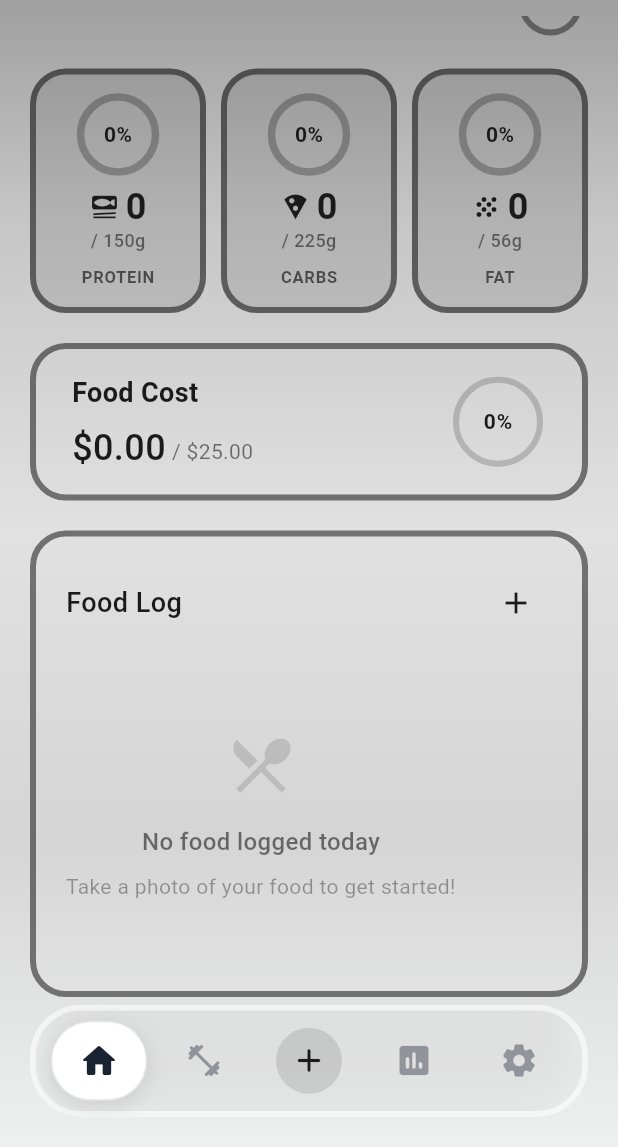
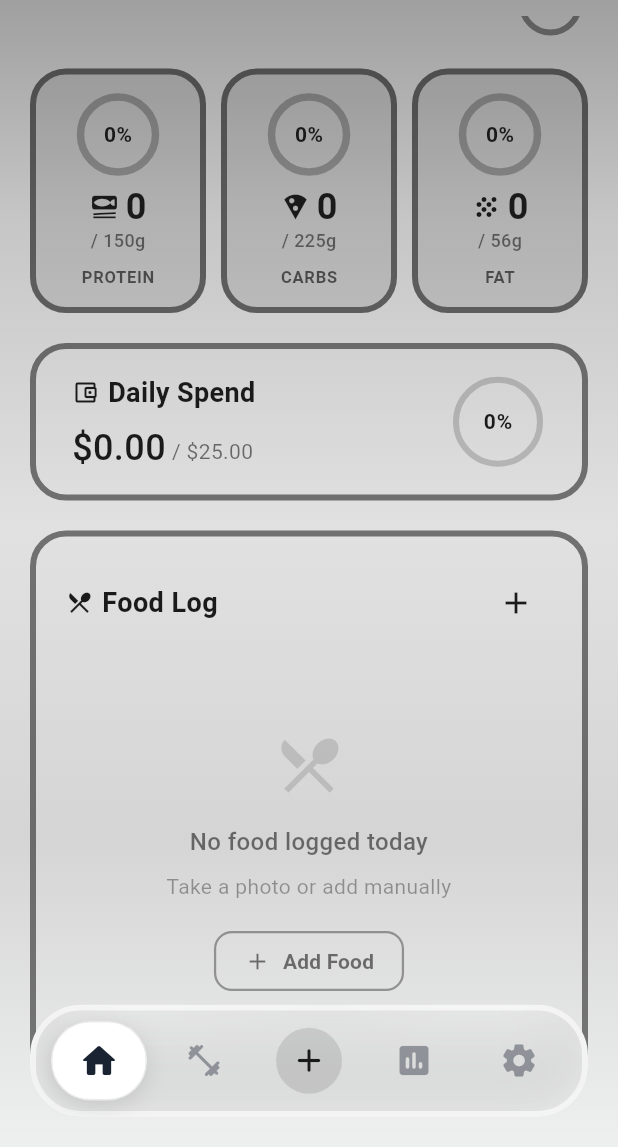
Before and after one commit to siho1117/food_cal, a Flutter app: the screen it shows after launch, scrolled down 425 dp, on a phone screen of 412 x 824 dp, the part 89-1236 px from its top. Run offline on Flutter 3.47's test engine with Material 3 defaults, Android fonts, the phone set to English and light mode, and no system bars; our stand-ins replace fl_chart, flutter_dotenv, flutter_image_compress, flutter_slidable, image_gallery_saver, image_picker and 4 more; accounts and stored records are empty.

Commit message:
Your commit message here

```diff
--- a/lib/l10n/app_en.arb
+++ b/lib/l10n/app_en.arb
@@ -11,6 +11,10 @@
   "protein": "Protein",
   "carbs": "Carbs",
   "fat": "Fat",
+
+  "@@ COMMENT": "CostSummaryWidget - Currently Active",
+  "dailySpend": "Daily Spend",
+  "budget": "Budget",
 
   "@@ COMMENT": "WeekNavigationWidget - NEW",
   "today": "Today",
--- a/lib/widgets/home/cost_summary_widget.dart
+++ b/lib/widgets/home/cost_summary_widget.dart
@@ -6,6 +6,7 @@ import 'dart:math' as math;
 import '../../config/design_system/widget_theme.dart';
 import '../../config/design_system/typography.dart';
 import '../../config/design_system/dialog_theme.dart';
+import '../../config/design_system/accent_colors.dart';
 import '../../config/constants/app_constants.dart';
 import '../../providers/home_provider.dart';
 import '../../providers/theme_provider.dart';
@@ -78,8 +79,17 @@ class _CostSummaryWidgetState extends State<CostSummaryWidget>
           themeProvider.selectedGradient,
         );
 
-        return GestureDetector(
-          onTap: () => _showBudgetEditDialog(context, homeProvider, dailyBudget),
+        // Calculate if over budget for visual feedback
+        final isOverBudget = dailyBudget > 0 && totalCost > dailyBudget;
+
+        return Semantics(
+          label: 'Food cost ${totalCost.toStringAsFixed(2)} of ${dailyBudget.toStringAsFixed(2)} budget. ${isOverBudget ? 'Over budget.' : ''} Tap to edit.',
+          button: true,
+          child: GestureDetector(
+            onTap: () {
+              HapticFeedback.lightImpact();
+              _showBudgetEditDialog(context, homeProvider, dailyBudget);
+            },
             child: Container(
               decoration: BoxDecoration(
                 color: Colors.transparent,
@@ -99,15 +109,26 @@ class _CostSummaryWidgetState extends State<CostSummaryWidget>
                         crossAxisAlignment: CrossAxisAlignment.start,
                         mainAxisSize: MainAxisSize.min,
                         children: [
-                        // Title matching Food Log style
+                          // Title with icon
+                          Row(
+                            children: [
+                              Icon(
+                                Icons.account_balance_wallet_outlined,
+                                size: AppWidgetTheme.fontSizeLG,
+                                color: textColor,
+                                shadows: AppWidgetTheme.textShadows,
+                              ),
+                              const SizedBox(width: 6),
                               Text(
-                          'Food Cost',
+                                'Daily Spend',
                                 style: TextStyle(
                                   fontSize: AppWidgetTheme.fontSizeLG,
                                   fontWeight: FontWeight.w700,
                                   color: textColor,
                                   shadows: AppWidgetTheme.textShadows,
                                 ),
+                              ),
+                            ],
                           ),
                         const SizedBox(height: 8),
                         // Animated cost amount with inline budget
@@ -152,10 +173,12 @@ class _CostSummaryWidgetState extends State<CostSummaryWidget>
                         totalCost,
                         dailyBudget,
                         textColor,
+                        isOverBudget,
                       );
                     },
                   ),
                 ],
+              ),
             ),
           ),
         ),
@@ -164,7 +187,7 @@ class _CostSummaryWidgetState extends State<CostSummaryWidget>
     );
   }
 
-  Widget _buildCircularProgress(double totalCost, double dailyBudget, Color textColor) {
+  Widget _buildCircularProgress(double totalCost, double dailyBudget, Color textColor, bool isOverBudget) {
     // Calculate actual percentage (can go beyond 100%)
     final actualPercentage = dailyBudget > 0
         ? (totalCost / dailyBudget)
@@ -175,11 +198,14 @@ class _CostSummaryWidgetState extends State<CostSummaryWidget>
     // For ring display, cap at 100%
     final ringProgress = animatedPercentage.clamp(0.0, 1.0);
 
+    // Use vibrantRed for over-budget state
+    final progressColor = isOverBudget ? AccentColors.vibrantRed : textColor;
+
     return CustomPaint(
       size: const Size(64, 64),
       painter: _CircularProgressPainter(
         progress: ringProgress,
-        baseColor: textColor,
+        baseColor: progressColor,
       ),
       child: SizedBox(
         width: 64,
@@ -188,7 +214,7 @@ class _CostSummaryWidgetState extends State<CostSummaryWidget>
           child: Text(
             '$displayPercentage%',
             style: AppTypography.labelMedium.copyWith(
-              color: textColor,
+              color: progressColor,
               fontWeight: FontWeight.bold,
               shadows: AppWidgetTheme.textShadows,
             ),
@@ -274,6 +300,7 @@ class _BudgetEditDialog extends StatefulWidget {
 class _BudgetEditDialogState extends State<_BudgetEditDialog> {
   late final TextEditingController _budgetController;
   bool _isLoading = false;
+  String? _errorText;
 
   @override
   void initState() {
@@ -298,7 +325,7 @@ class _BudgetEditDialogState extends State<_BudgetEditDialog> {
       actionsPadding: AppDialogTheme.actionsPadding,
 
       title: const Text(
-        'Budget', // Minimal text
+        'Budget',
         style: AppDialogTheme.titleStyle,
       ),
 
@@ -312,7 +339,15 @@ class _BudgetEditDialogState extends State<_BudgetEditDialog> {
         style: AppDialogTheme.inputTextStyle,
         decoration: AppDialogTheme.inputDecoration(
           hintText: '0.00',
+        ).copyWith(
+          errorText: _errorText,
         ),
+        onChanged: (_) {
+          // Clear error when user types
+          if (_errorText != null) {
+            setState(() => _errorText = null);
+          }
+        },
       ),
 
       actions: [
@@ -336,7 +371,7 @@ class _BudgetEditDialogState extends State<_BudgetEditDialog> {
     final budget = double.tryParse(budgetText);
 
     if (budget == null || budget <= 0) {
-      _showError('Invalid amount');
+      setState(() => _errorText = 'Enter a valid amount');
       return;
     }
 
@@ -350,22 +385,12 @@ class _BudgetEditDialogState extends State<_BudgetEditDialog> {
       }
     } catch (e) {
       debugPrint('Error saving budget: $e');
-      _showError('Save failed');
-    } finally {
       if (mounted) {
-        setState(() => _isLoading = false);
+        setState(() {
+          _errorText = 'Save failed';
+          _isLoading = false;
+        });
       }
     }
   }
-
-  void _showError(String message) {
-    if (mounted) {
-      ScaffoldMessenger.of(context).showSnackBar(
-        SnackBar(
-          content: Text(message),
-          behavior: SnackBarBehavior.floating,
-        ),
-      );
 }
-  }
-}
--- a/lib/widgets/home/food_log_widget.dart
+++ b/lib/widgets/home/food_log_widget.dart
@@ -1,13 +1,13 @@
 // lib/widgets/home/food_log_widget.dart
 import 'dart:io';
 import 'package:flutter/material.dart';
+import 'package:flutter_slidable/flutter_slidable.dart';
 import 'package:provider/provider.dart';
 import '../../config/design_system/widget_theme.dart';
-import '../../config/design_system/typography.dart';
+import '../../config/design_system/dialog_theme.dart';
 import '../../providers/home_provider.dart';
 import '../../providers/theme_provider.dart';
 import '../../data/models/food_item.dart';
-import '../../data/repositories/food_repository.dart';
 import '../../services/food_image_service.dart';
 import 'quick_edit_food_dialog.dart';
 
@@ -56,15 +56,27 @@ class FoodLogWidget extends StatelessWidget {
                 Row(
                   mainAxisAlignment: MainAxisAlignment.spaceBetween,
                   children: [
+                    // Title with icon
+                    Row(
+                      children: [
+                        Icon(
+                          Icons.restaurant_menu,
+                          size: AppWidgetTheme.fontSizeLG,
+                          color: textColor,
+                          shadows: AppWidgetTheme.textShadows,
+                        ),
+                        const SizedBox(width: 6),
                         Text(
                           'Food Log',
                           style: TextStyle(
                             fontSize: AppWidgetTheme.fontSizeLG,
                             color: textColor,
-                        fontWeight: FontWeight.w500,
+                            fontWeight: FontWeight.w700,
                             letterSpacing: 0.3,
                             shadows: AppWidgetTheme.textShadows,
                           ),
+                        ),
+                      ],
                     ),
                     // Add button
                     IconButton(
@@ -81,9 +93,10 @@ class FoodLogWidget extends StatelessWidget {
 
                 // Food items list or empty state
                 if (allFoodItems.isEmpty)
-                  _buildEmptyState(textColor)
+                  _buildEmptyState(context, textColor, homeProvider)
                 else
-                  Column(
+                  SlidableAutoCloseBehavior(
+                    child: Column(
                       children: allFoodItems
                           .map((item) => _buildFoodItem(
                                 context,
@@ -93,6 +106,7 @@ class FoodLogWidget extends StatelessWidget {
                               ))
                           .toList(),
                     ),
+                  ),
               ],
             ),
           ),
@@ -101,10 +115,16 @@ class FoodLogWidget extends StatelessWidget {
     );
   }
 
-  Widget _buildEmptyState(Color textColor) {
-    return Padding(
+  Widget _buildEmptyState(
+    BuildContext context,
+    Color textColor,
+    HomeProvider homeProvider,
+  ) {
+    return Center(
+      child: Padding(
         padding: const EdgeInsets.symmetric(vertical: 40),
         child: Column(
+          mainAxisSize: MainAxisSize.min,
           children: [
             Icon(
               Icons.restaurant_menu,
@@ -120,10 +140,11 @@ class FoodLogWidget extends StatelessWidget {
                 fontWeight: FontWeight.w500,
                 shadows: AppWidgetTheme.textShadows,
               ),
+              textAlign: TextAlign.center,
             ),
             const SizedBox(height: 8),
             Text(
-            'Take a photo of your food to get started!',
+              'Take a photo or add manually',
               style: TextStyle(
                 color: textColor.withValues(alpha: AppWidgetTheme.opacityHigh),
                 fontSize: AppWidgetTheme.fontSizeMS,
@@ -131,7 +152,35 @@ class FoodLogWidget extends StatelessWidget {
               ),
               textAlign: TextAlign.center,
             ),
+            const SizedBox(height: 16),
+            // Add Food button
+            OutlinedButton.icon(
+              onPressed: () => _showManualEntryDialog(context, homeProvider),
+              icon: Icon(
+                Icons.add,
+                size: 18,
+                color: textColor.withValues(alpha: AppWidgetTheme.opacityVeryHigh),
+              ),
+              label: Text(
+                'Add Food',
+                style: TextStyle(
+                  color: textColor.withValues(alpha: AppWidgetTheme.opacityVeryHigh),
+                  fontWeight: FontWeight.w600,
+                ),
+              ),
+              style: OutlinedButton.styleFrom(
+                side: BorderSide(
+                  color: textColor.withValues(alpha: AppWidgetTheme.opacityHigh),
+                  width: 1.5,
+                ),
+                shape: RoundedRectangleBorder(
+                  borderRadius: BorderRadius.circular(12),
+                ),
+                padding: const EdgeInsets.symmetric(horizontal: 20, vertical: 10),
+              ),
+            ),
           ],
+        ),
       ),
     );
   }
@@ -149,31 +198,36 @@ class FoodLogWidget extends StatelessWidget {
     final fat = nutrition['fats']!.round();
     final itemCost = item.getCostForServing() ?? 0.0;
 
-    return Dismissible(
-      key: Key(item.id),
-      direction: DismissDirection.endToStart,
-      confirmDismiss: (direction) async {
-        return await _showDeleteConfirmation(context, item, homeProvider);
+    return Container(
+      margin: const EdgeInsets.only(bottom: 12),
+      child: Slidable(
+        key: ValueKey(item.id),
+        endActionPane: ActionPane(
+          motion: const ScrollMotion(),
+          extentRatio: 0.25,
+          children: [
+            CustomSlidableAction(
+              onPressed: (_) {
+                _showDeleteConfirmation(context, item, homeProvider);
               },
-      background: Container(
-        alignment: Alignment.centerRight,
-        padding: const EdgeInsets.only(right: 20),
-        margin: const EdgeInsets.only(bottom: 12),
-        decoration: BoxDecoration(
-          color: Colors.red[600],
+              backgroundColor: AppDialogTheme.colorDestructive,
               borderRadius: BorderRadius.circular(16),
-        ),
-        child: const Icon(
-          Icons.delete_rounded,
+              autoClose: true,
+              padding: EdgeInsets.zero,
+              child: const Center(
+                child: Icon(
+                  Icons.delete_outline,
                   color: Colors.white,
                   size: 28,
                 ),
+              ),
+            ),
+          ],
         ),
         child: GestureDetector(
           onTap: () => _showQuickEditDialog(context, item, homeProvider),
           child: Container(
             padding: const EdgeInsets.all(16),
-          margin: const EdgeInsets.only(bottom: 12),
             decoration: BoxDecoration(
               color: Colors.white.withValues(alpha: 0.7),
               borderRadius: BorderRadius.circular(16),
@@ -282,6 +336,7 @@ class FoodLogWidget extends StatelessWidget {
             ),
           ),
         ),
+      ),
     );
   }
 
@@ -359,57 +414,40 @@ class FoodLogWidget extends StatelessWidget {
     );
   }
 
-  Future<bool> _showDeleteConfirmation(
+  void _showDeleteConfirmation(
     BuildContext context,
     FoodItem item,
     HomeProvider homeProvider,
-  ) async {
-    final result = await showDialog<bool>(
+  ) {
+    showDialog(
       context: context,
       builder: (context) => AlertDialog(
-        shape: RoundedRectangleBorder(borderRadius: BorderRadius.circular(16)),
-        title: Text(
+        backgroundColor: AppDialogTheme.backgroundColor,
+        shape: AppDialogTheme.shape,
+        contentPadding: AppDialogTheme.contentPadding,
+        actionsPadding: AppDialogTheme.actionsPadding,
+        title: const Text(
           'Delete Food Item',
-          style: AppTypography.displaySmall.copyWith(
-            fontWeight: FontWeight.bold,
-            color: AppWidgetTheme.colorPrimaryDark,
-          ),
-        ),
-        content: Text(
-          'Remove "${item.name}" from your food log?',
-          style: AppTypography.bodyMedium,
+          style: AppDialogTheme.titleStyle,
         ),
         actions: [
           TextButton(
-            onPressed: () => Navigator.of(context).pop(false),
-            child: Text(
-              'Cancel',
-              style: TextStyle(color: Colors.grey[600]),
+            onPressed: () => Navigator.pop(context),
+            style: AppDialogTheme.cancelButtonStyle,
+            child: const Text('Cancel'),
           ),
-          ),
-          TextButton(
-            onPressed: () => Navigator.of(context).pop(true),
-            style: TextButton.styleFrom(
-              foregroundColor: Colors.red[600],
-            ),
+          const SizedBox(width: AppDialogTheme.buttonGap),
+          FilledButton(
+            onPressed: () async {
+              Navigator.pop(context);
+              await homeProvider.deleteFoodEntry(item.id);
+            },
+            style: AppDialogTheme.destructiveButtonStyle,
             child: const Text('Delete'),
           ),
         ],
       ),
     );
-
-    if (result == true) {
-      try {
-        await FoodRepository().storageService.deleteFoodEntry(item.id, item.timestamp);
-        homeProvider.refreshData();
-        return true;
-      } catch (e) {
-        debugPrint('Error deleting food item: $e');
-        return false;
-      }
-    }
-
-    return false;
   }
 
   Future<void> _showManualEntryDialog(
```
Also changed, not shown: lib/l10n/generated/app_localizations.dart, lib/l10n/generated/app_localizations_en.dart, lib/l10n/generated/app_localizations_zh.dart, 1 other file. Lines whose indentation alone changed are shown as unchanged.
